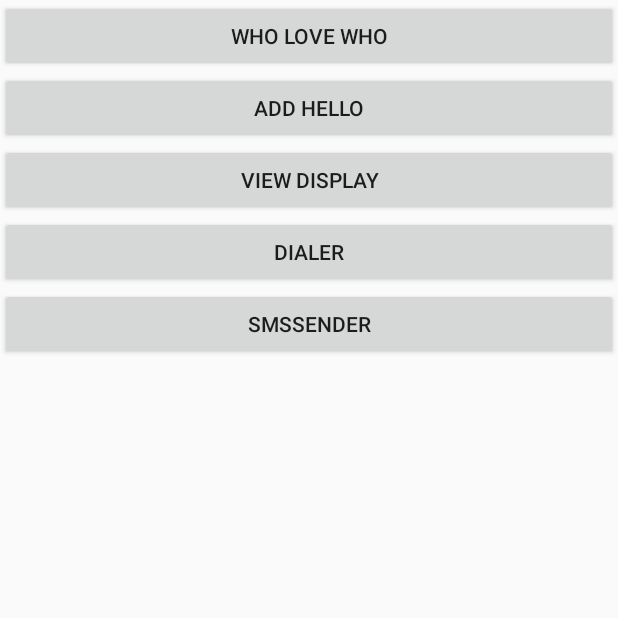
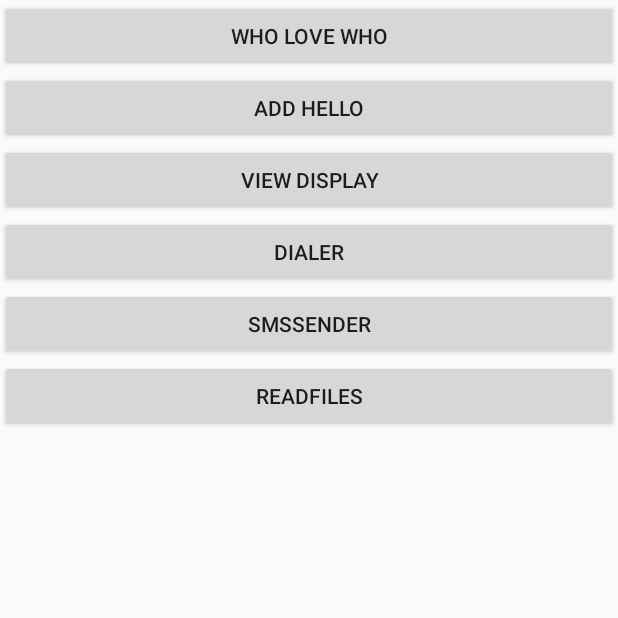
Before and after one commit to curowe/Demos, an Android app: the screen it shows after launch (MainActivity), on a phone screen of 412 x 824 dp, the top half of it. Run offline under Robolectric (Android 15) with nearby library versions, the phone set to English and light mode, and no system bars.

```diff
--- a/app/src/main/AndroidManifest.xml
+++ b/app/src/main/AndroidManifest.xml
@@ -22,6 +22,8 @@
         <activity android:name=".ViewsActivity"/>
         <activity android:name=".DialerActivity"/>
         <activity android:name=".SmsSenderActivity"/>
+        <activity android:name=".ReadFilesActivity"/>
+
 
 
     </application>
--- a/app/src/main/java/me/rowe/demos/MainActivity.java
+++ b/app/src/main/java/me/rowe/demos/MainActivity.java
@@ -19,6 +19,7 @@ public class MainActivity extends Activity implements View.OnClickListener {
         findViewById(R.id.button3).setOnClickListener(this);
         findViewById(R.id.button4).setOnClickListener(this);
         findViewById(R.id.button5).setOnClickListener(this);
+        findViewById(R.id.bt_6).setOnClickListener(this);
     }
 
     @Override
@@ -39,6 +40,8 @@ public class MainActivity extends Activity implements View.OnClickListener {
             case R.id.button5:
                 startActivity(new Intent(this,SmsSenderActivity.class));
                 break;
+            case R.id.bt_6:
+                startActivity(new Intent(this,ReadFilesActivity.class));
         }
     }
 }
--- a/app/src/main/res/layout/activity_main.xml
+++ b/app/src/main/res/layout/activity_main.xml
@@ -33,5 +33,10 @@
             android:id="@+id/button5"
             android:text="smssender"
             android:layout_height="wrap_content" />
+        <Button
+            android:layout_width="match_parent"
+            android:text="ReadFiles"
+            android:id="@+id/bt_6"
+            android:layout_height="match_parent" />
     </LinearLayout>
 </ScrollView>
--- a/app/src/main/res/layout/activity_readfiles.xml
+++ b/app/src/main/res/layout/activity_readfiles.xml
@@ -5,10 +5,12 @@
     <EditText
         android:layout_width="match_parent"
         android:hint="请输入账号"
+        android:id="@+id/et_name"
         android:layout_height="wrap_content" />
     <EditText
         android:layout_width="match_parent"
         android:hint="请输入密码"
+        android:id="@+id/et_pass"
         android:layout_height="wrap_content" />
 
     <RelativeLayout
@@ -18,6 +20,7 @@
         <CheckBox
             android:layout_width="wrap_content"
             android:text="记住账号和密码"
+            android:id="@+id/cb"
             android:layout_centerVertical="true"
             android:layout_height="wrap_content" />
         <Button
```
Also changed, not shown: app/src/main/java/me/rowe/demos/ReadFilesActivity.java (+34 -0 lines).
